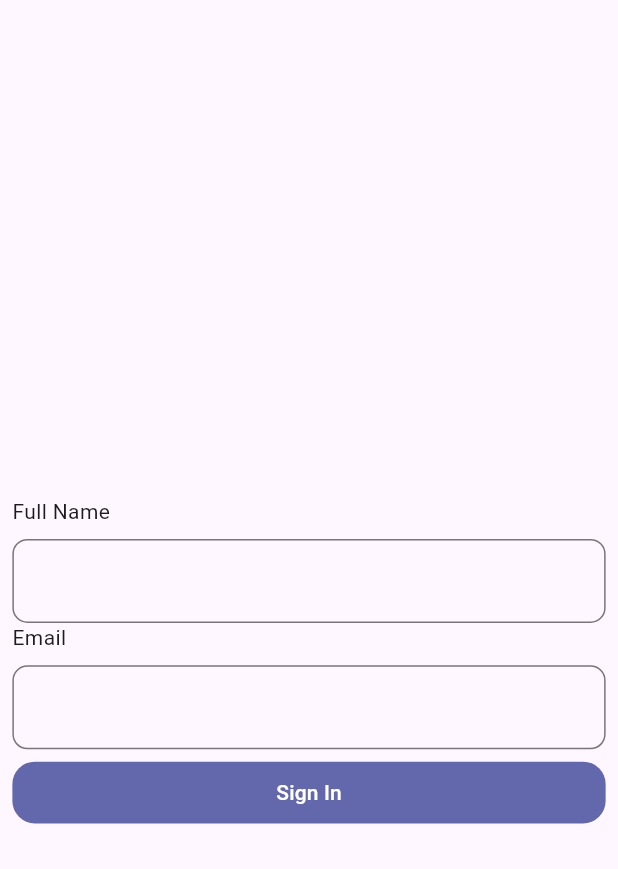
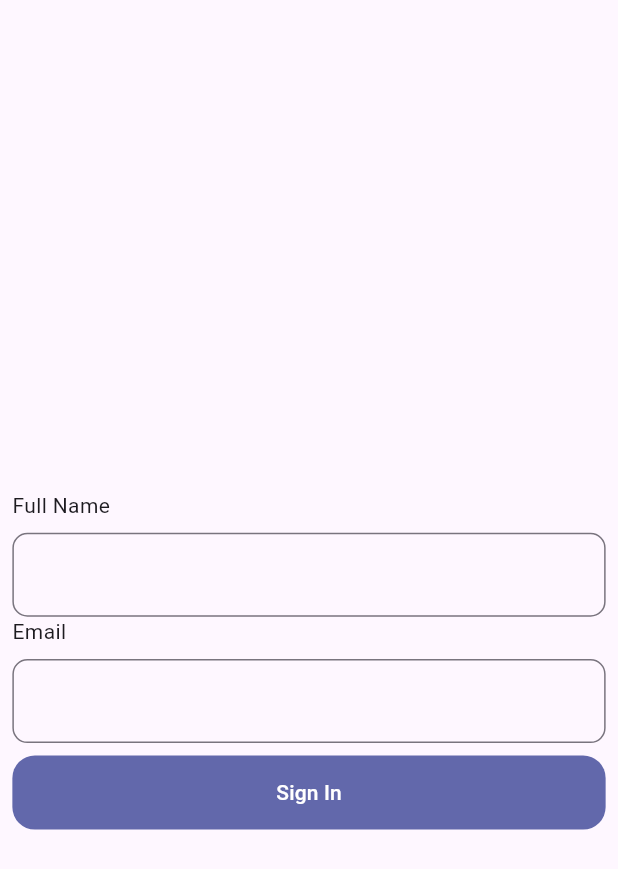
Before and after one commit to Hritik602/thuprai_stacked_architecture, a Flutter app: the screen it shows after launch, on a phone screen of 412 x 824 dp. Shown: the top 869 px of the screen. Run offline on Flutter 3.47's test engine with Material 2 defaults, Android fonts, the phone set to English and light mode, and no system bars; our stand-ins replace equatable, flutter_screenutil, flutter_svg, get_it, logger, stacked and 1 more.

Commit message:
feta: increase button height

```diff
--- a/lib/widgets/dumb_widgets/primary/primary_button_widget.dart
+++ b/lib/widgets/dumb_widgets/primary/primary_button_widget.dart
@@ -13,10 +13,10 @@ class PrimaryButtonWidget extends StatelessWidget {
   @override
   Widget build(BuildContext context) {
     return GestureDetector(
-      onTap: () {},
+      onTap: onTap,
       child: Container(
         width: 1.sw,
-        height: 0.05.sh,
+        height: 0.06.sh,
         decoration: BoxDecoration(
             color: const Color(0xFF6268AB),
             borderRadius: BorderRadius.circular(15)),
```
